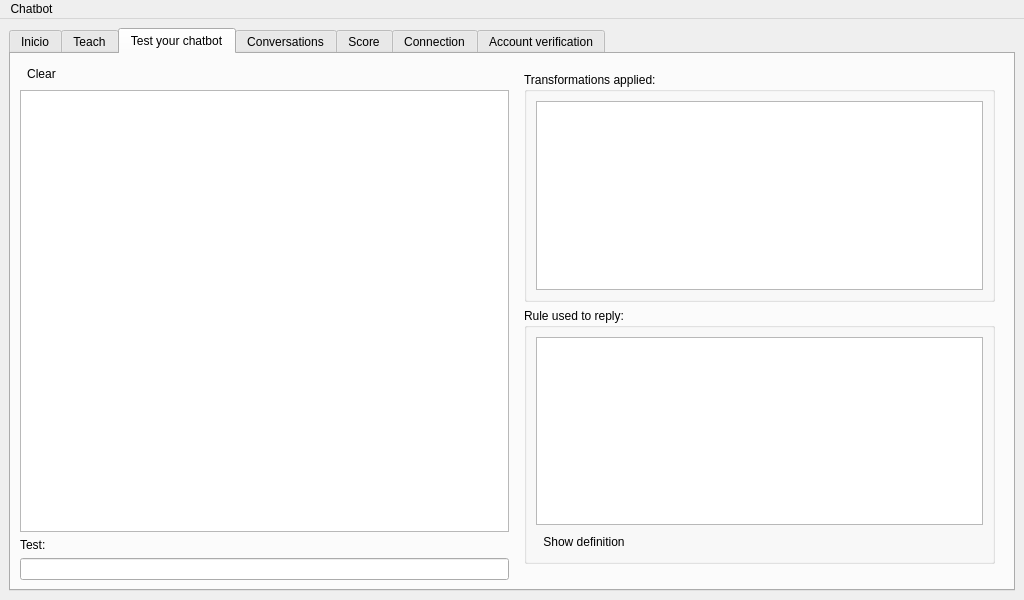
Above: src/chatbot/front-end/mainwindow.ui from lvklabs/chatbot before the change. Below: the same form after it.
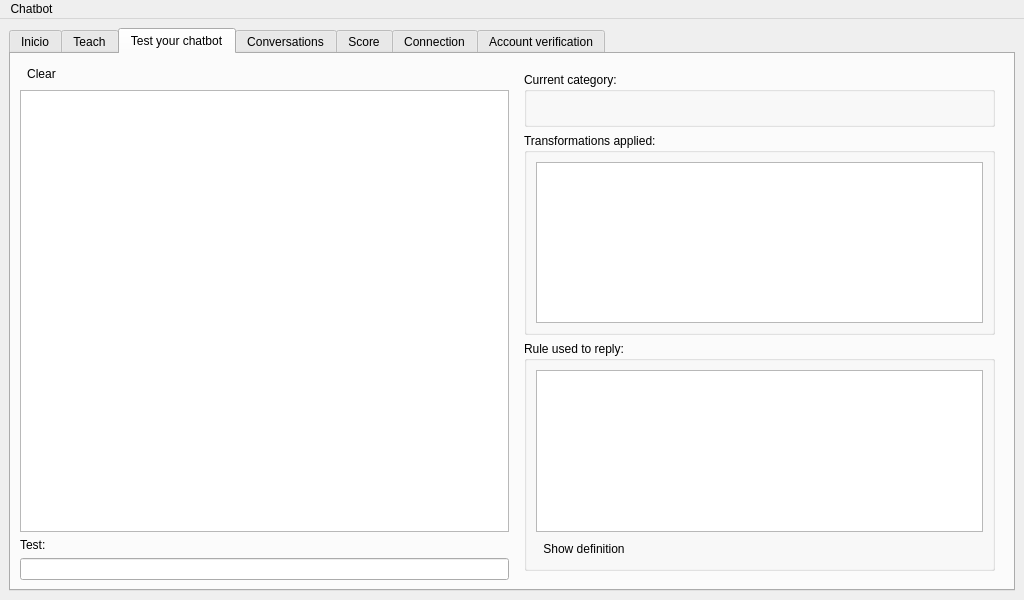
That is the form after the change. The open tabs and pages were chosen to show the change. Icons and pictures are not drawn. Custom widgets are drawn as their Qt base class.

Commit message: Displaying current category in test tab

What changed in the file:
```diff
--- a/src/chatbot/front-end/mainwindow.ui
+++ b/src/chatbot/front-end/mainwindow.ui
@@ -532,12 +532,28 @@
                <string>Transformations applied:</string>
               </property>
               <layout class="QGridLayout" name="gridLayout_13">
-               <item row="0" column="0">
+               <item row="1" column="0">
                 <widget class="QTextEdit" name="transfView"/>
                </item>
               </layout>
              </widget>
             </item>
+            <item row="0" column="0">
+             <widget class="QGroupBox" name="categoryGroupBox">
+              <property name="title">
+               <string>Current category:</string>
+              </property>
+              <layout class="QGridLayout" name="gridLayout_4">
+               <item row="0" column="0">
+                <widget class="QLabel" name="categoryLabel">
+                 <property name="text">
+                  <string/>
+                 </property>
+                </widget>
+               </item>
+              </layout>
+             </widget>
+            </item>
            </layout>
           </widget>
          </item>
```
Left out of the diff: 2 changed lines with no effect on the pictures. The commit also changes 11 other files.
